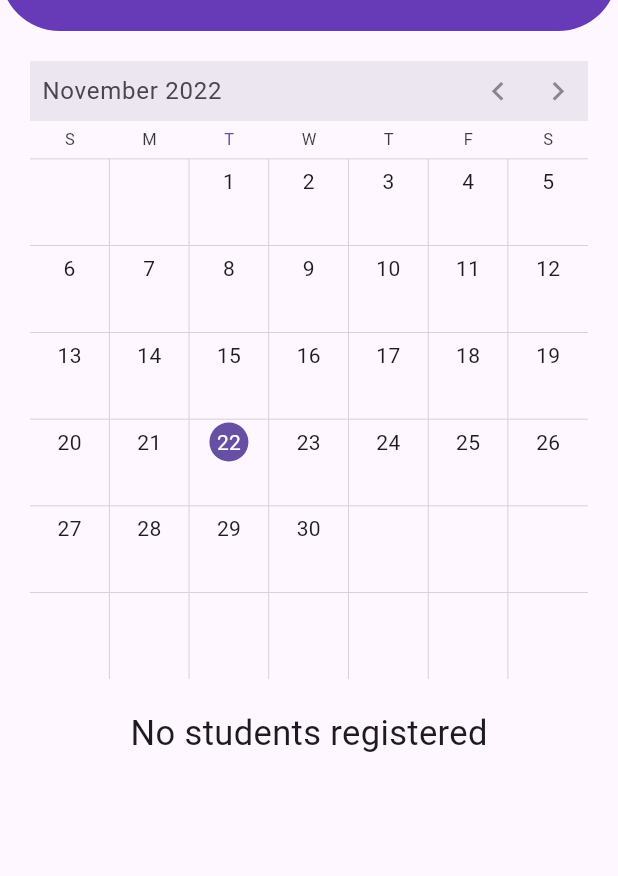
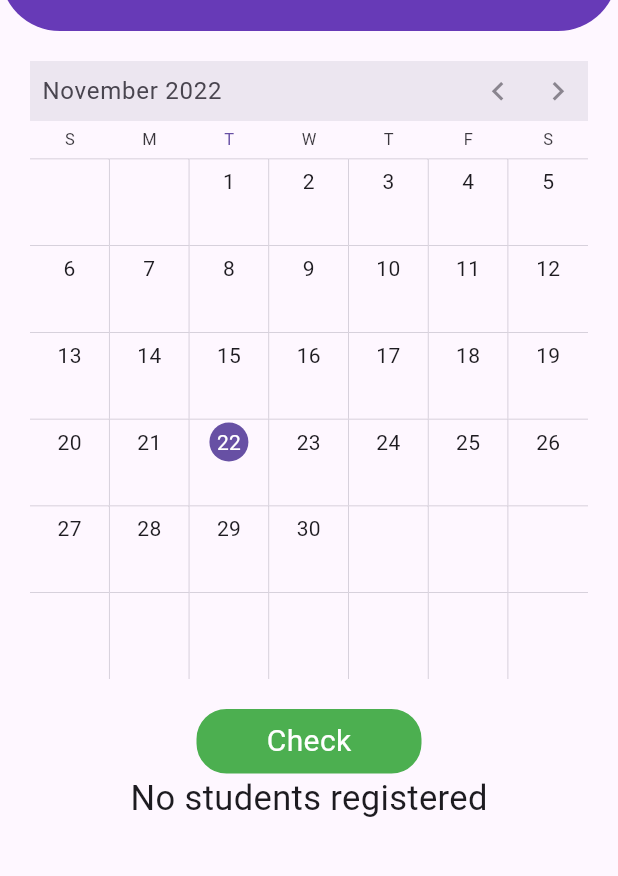
Before and after one commit to AR13570/attendance_dbms, a Flutter app: the HomePage screen opened directly with empty values, after a tap on "Attendance", on a phone screen of 412 x 824 dp, the part 89-965 px from its top. Run offline on Flutter 3.47's test engine with Material 2 defaults, Android fonts, the phone set to English and light mode, and no system bars; drawn by our look-alikes of syncfusion_flutter_calendar; our stand-ins replace shared_preferences; missing offline and left inert: mongo_dart; accounts and stored records are empty.

Commit message:
Fixed Attendance(Internal Error), Added LogOut

```diff
--- a/lib/attendance.dart
+++ b/lib/attendance.dart
@@ -22,6 +22,8 @@ class _AttendaceHomeState extends State<AttendaceHome> {
   List attendanceDeets = [];
   bool submitted = false;
   DateTime selectedDate = DateTime.now();
+  int dummy = 0;
+  bool check = false;
 
   Widget build(BuildContext context) {
     double width = MediaQuery.of(context).size.width;
@@ -33,13 +35,11 @@ class _AttendaceHomeState extends State<AttendaceHome> {
             borderRadius: BorderRadius.vertical(bottom: Radius.circular(40))),
         toolbarHeight: 80,
         centerTitle: true,
-        title: Expanded(
-          child: Padding(
-            padding: const EdgeInsets.symmetric(vertical: 10.0),
-            child: Text(
-              "Attendance",
-              style: TextStyle(fontSize: 30, color: Colors.white),
-            ),
+        title: Padding(
+          padding: const EdgeInsets.symmetric(vertical: 10.0),
+          child: Text(
+            "Attendance",
+            style: TextStyle(fontSize: 30, color: Colors.white),
           ),
         ),
       ),
@@ -94,12 +94,11 @@ class _AttendaceHomeState extends State<AttendaceHome> {
                     // },
                     onTap: (CalendarTapDetails x) async {
                       selectedDate = x.date!;
-                      // setState(() {});
                       attendanceDeets = [];
+                      setState(() {
+                      });
                       var temp = await MongoDatabase.getattendance(
                           DateFormat('dd-MM-yyyy').format(selectedDate));
-                      print("A");
-                      setState(() {});
                       attendanceDeets.length = temp.length;
                       submitted = false;
                     },
@@ -112,6 +111,28 @@ class _AttendaceHomeState extends State<AttendaceHome> {
                   ),
                 ),
               ),
+              InkWell(
+                  onTap: () {
+                    setState(() {
+
+                    });
+                  },
+                  child: Container(
+                      padding: EdgeInsets.all(5),
+                      decoration: BoxDecoration(
+                          border: Border.all(
+                            width: 2,
+                            color: Colors.green,
+                          ),
+                          color: Colors.green,
+                          borderRadius: BorderRadius.circular(20)),
+                      width: 150,
+                      child: Center(
+                        child: Text(
+                          "Check",
+                          style: TextStyle(fontSize: 20,color:Colors.white),
+                        ),
+                      ))),
               FutureBuilder<List<Map>>(
                   future: MongoDatabase.getattendance(
                       DateFormat('dd-MM-yyyy').format(selectedDate)),
@@ -119,6 +140,14 @@ class _AttendaceHomeState extends State<AttendaceHome> {
                     if (snapshot.hasData ||
                         snapshot.connectionState != ConnectionState.waiting) {
                       if (snapshot.data!.isNotEmpty) {
+                        if(snapshot.data![0]['date'] != DateFormat('dd-MM-yyyy').format(selectedDate))
+                          {
+                            setState(() {
+
+                            });
+                            return Text("Wait");
+                          }
+                        else
                         return Column(
                           children: [
                             Text(
@@ -159,7 +188,6 @@ class _AttendaceHomeState extends State<AttendaceHome> {
                             InkWell(
                                 onTap: () async {
                                   print(attendanceDeets);
-                                  print("B");
                                   await MongoDatabase.addattendance(
                                       DateFormat('dd-MM-yyyy')
                                           .format(selectedDate),
--- a/lib/home.dart
+++ b/lib/home.dart
@@ -12,6 +12,15 @@ class HomePage extends StatefulWidget {
 }
 
 class _HomePageState extends State<HomePage> {
+
+  final Future<SharedPreferences> _prefs = SharedPreferences.getInstance();
+
+  logout() async {
+    final SharedPreferences prefs = await _prefs;
+    bool check = prefs.getBool('check') ?? false;
+    prefs.setBool('check', false);
+      Navigator.pop(context);
+  }
   @override
   Widget build(BuildContext context) {
     return Scaffold(
@@ -128,6 +137,29 @@ class _HomePageState extends State<HomePage> {
                           style: TextStyle(fontSize: 20),
                         ),
                       ))),
+              SizedBox(
+                height: 20,
+              ),
+              InkWell(
+                  onTap: () {
+                    logout();
+                  },
+                  child: Container(
+                      padding: EdgeInsets.all(10),
+                      decoration: BoxDecoration(
+                          border: Border.all(
+                            width: 2,
+                            color: Colors.redAccent,
+                          ),
+                          borderRadius: BorderRadius.circular(20)),
+                      width: 150,
+                      height: 100,
+                      child: Center(
+                        child: Text(
+                          "Log Out",
+                          style: TextStyle(fontSize: 20),
+                        ),
+                      ))),
             ],
           ),
         ),
--- a/lib/main.dart
+++ b/lib/main.dart
@@ -5,6 +5,9 @@ import 'home.dart';
 
 void main() {
   WidgetsFlutterBinding.ensureInitialized();
+  ErrorWidget.builder = (FlutterErrorDetails details) => Scaffold(
+    body: Container(child: CircularProgressIndicator()),
+  );
   runApp(const MyApp());
 }
 
--- a/lib/mongodb.dart
+++ b/lib/mongodb.dart
@@ -226,6 +226,7 @@ class MongoDatabase {
       var x = await attend.findOne(
           {'teacher': teacher, 'student': data[i]['student'], 'date': date});
       data[i]['attendance'] = x?['attendance'] ?? false;
+      data[i]['date'] = date;
     }
     return data;
   }
```
Also changed, not shown: pubspec.lock.
